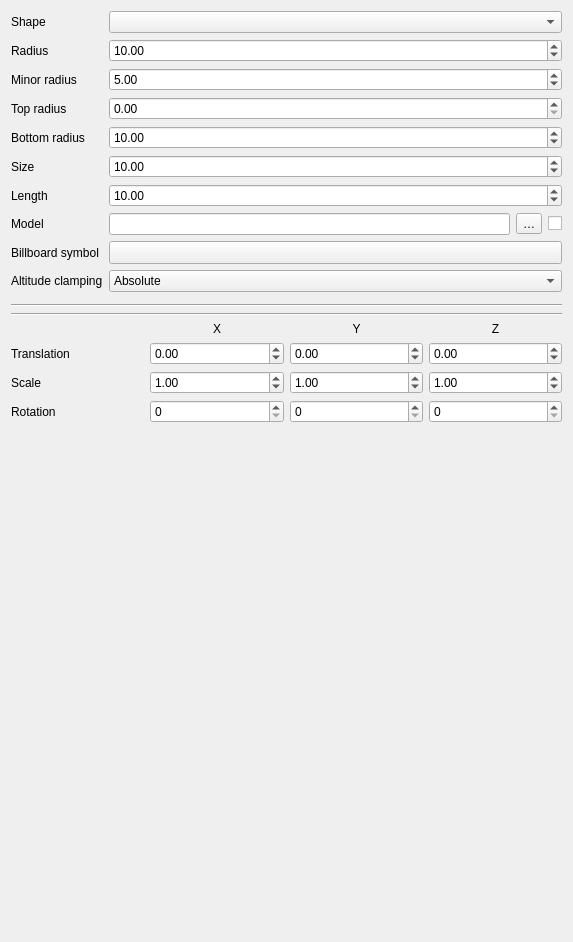
This is src/ui/3d/point3dsymbolwidget.ui in qgis/QGIS as Qt 5 draws it before an edit. The edited form follows.
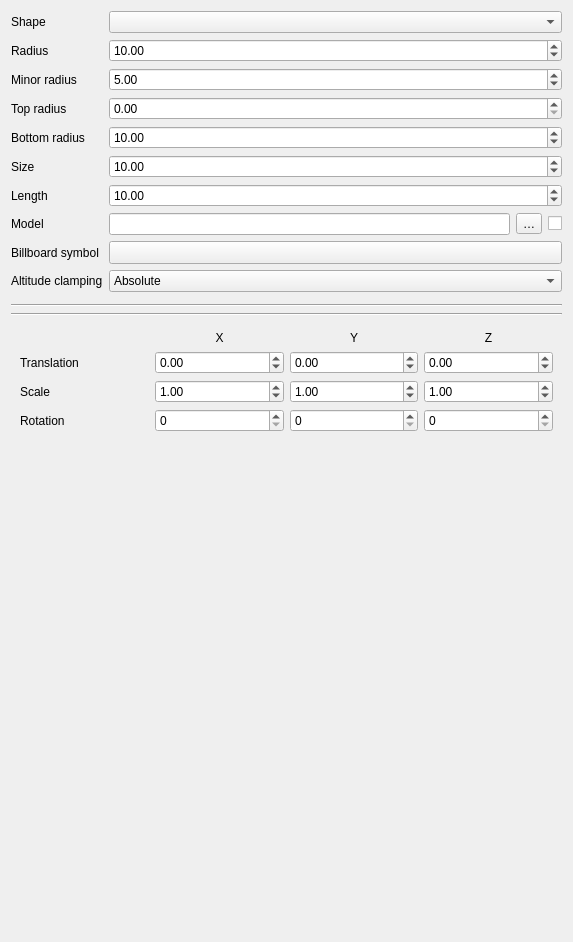
This is the edited form. Custom widgets are drawn as their Qt base class.

Commit message: Hide material and transformation widget for billboard.

```diff
--- a/src/ui/3d/point3dsymbolwidget.ui
+++ b/src/ui/3d/point3dsymbolwidget.ui
@@ -218,6 +218,7 @@
     </widget>
    </item>
    <item row="13" column="0" colspan="2">
+    <widget class="QWidget" name="transformationWidget" native="true">
     <layout class="QGridLayout" name="gridLayout">
      <item row="0" column="1">
       <widget class="QLabel" name="label_5">
@@ -370,6 +371,7 @@
       </widget>
      </item>
     </layout>
+    </widget>
    </item>
   </layout>
  </widget>
```
Lines whose indentation alone changed are shown as unchanged. The commit also changes 1 other file.
